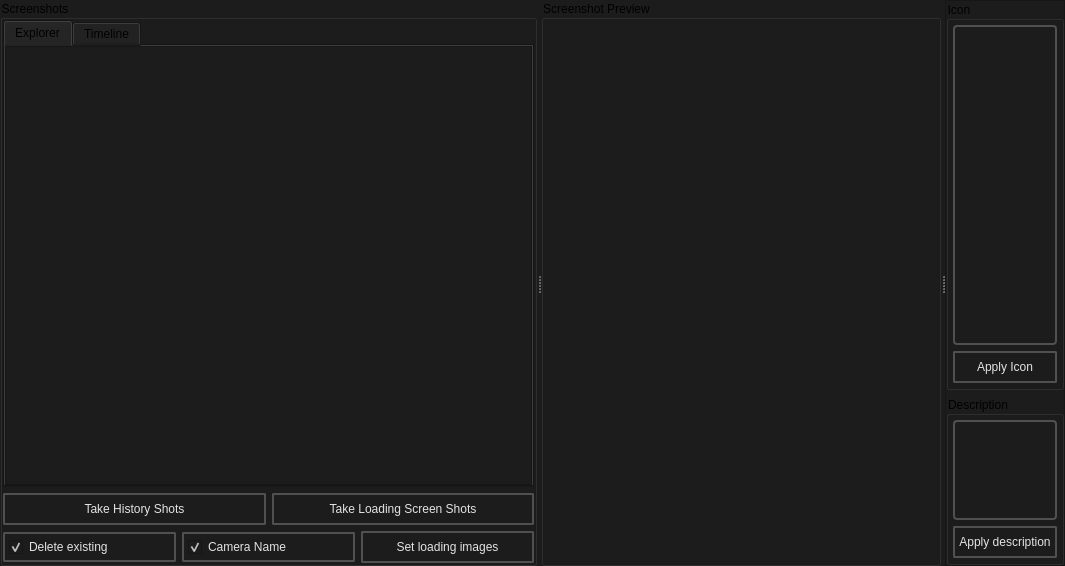
The window that src/editors/loading_editor/main.ui (dertwist/Hammer5Tools) describes before a commit, drawn with Qt 5.
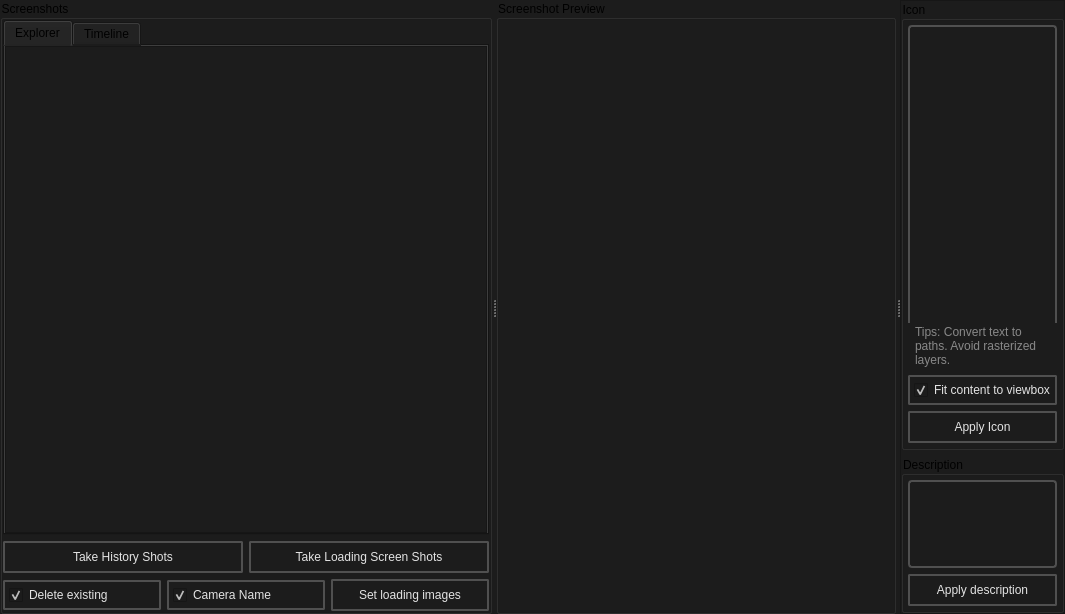
The same window after the commit. Icons and pictures are not drawn.

```diff
--- a/src/editors/loading_editor/main.ui
+++ b/src/editors/loading_editor/main.ui
@@ -709,6 +709,57 @@
               </layout>
              </widget>
             </item>
+            <item>
+             <widget class="QLabel" name="svg_tips_label">
+              <property name="styleSheet">
+               <string notr="true">font: 9pt &quot;Segoe UI&quot;; color: #888888; border: none; padding: 2px 4px;</string>
+              </property>
+              <property name="text">
+               <string>Tips: Convert text to paths. Avoid rasterized layers.</string>
+              </property>
+              <property name="wordWrap">
+               <bool>true</bool>
+              </property>
+             </widget>
+            </item>
+            <item>
+             <widget class="QCheckBox" name="fit_viewbox_checkbox">
+              <property name="toolTip">
+               <string>&lt;html&gt;&lt;head/&gt;&lt;body&gt;&lt;p&gt;Rescale the SVG content to fit a 32x32 viewBox and remove hidden elements.&lt;/p&gt;&lt;/body&gt;&lt;/html&gt;</string>
+              </property>
+              <property name="styleSheet">
+               <string notr="true">
+    QCheckBox {
+
+        font: 580 10pt &quot;Segoe UI&quot;;
+
+        border: 2px solid black;
+        border-radius: 2px;
+        border-color: rgba(80, 80, 80, 255);
+        height:22px;
+        padding-top: 2px;
+        padding-bottom:2px;
+        padding-left: 4px;
+        padding-right: 4px;
+        color: #E3E3E3;
+        background-color: #1C1C1C;
+    }
+    QCheckBox:hover {
+        background-color: #414956;
+        color: white;
+    }
+    QCheckBox:pressed {
+
+    }</string>
+              </property>
+              <property name="text">
+               <string>Fit content to viewbox</string>
+              </property>
+              <property name="checked">
+               <bool>true</bool>
+              </property>
+             </widget>
+            </item>
             <item>
              <widget class="QPushButton" name="apply_icon_button">
               <property name="enabled">
```
